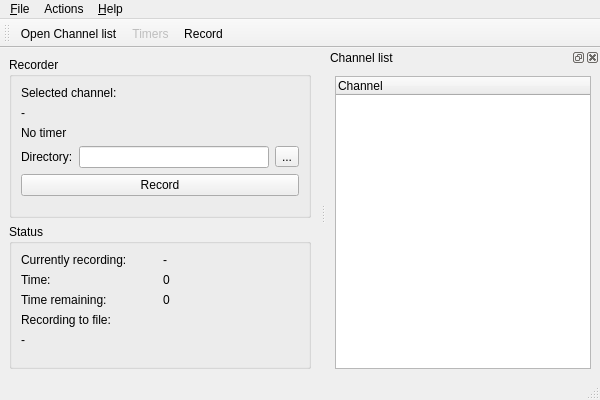
ntadej/tano, file ui/Recorder.ui: the form before one commit.
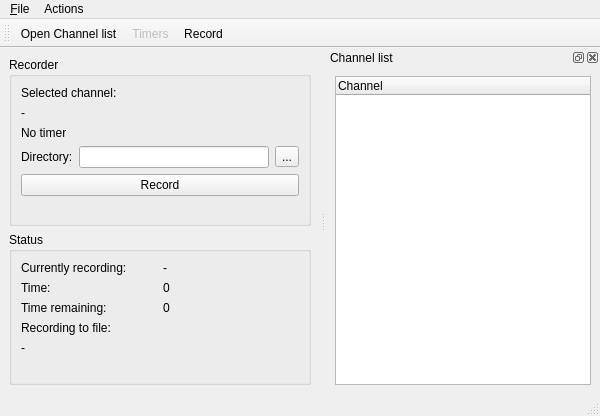
The form after the commit. Icons and pictures are not drawn.

Patch:
```diff
--- a/ui/Recorder.ui
+++ b/ui/Recorder.ui
@@ -7,7 +7,7 @@
     <x>0</x>
     <y>0</y>
     <width>600</width>
-    <height>400</height>
+    <height>416</height>
    </rect>
   </property>
   <property name="windowTitle">
@@ -198,7 +198,7 @@
      <x>0</x>
      <y>0</y>
      <width>600</width>
-     <height>21</height>
+     <height>25</height>
     </rect>
    </property>
    <widget class="QMenu" name="menuFile">
@@ -208,13 +208,6 @@
     <addaction name="actionOpen"/>
     <addaction name="actionClose"/>
    </widget>
-   <widget class="QMenu" name="menuAbout">
-    <property name="title">
-     <string>&amp;Help</string>
-    </property>
-    <addaction name="actionHelp"/>
-    <addaction name="actionAbout"/>
-   </widget>
    <widget class="QMenu" name="menuActions">
     <property name="title">
      <string>Actions</string>
@@ -224,7 +217,6 @@
    </widget>
    <addaction name="menuFile"/>
    <addaction name="menuActions"/>
-   <addaction name="menuAbout"/>
   </widget>
   <widget class="QStatusBar" name="statusbar"/>
   <widget class="QDockWidget" name="dockWidget">
```
Left out of the diff: 21 changed lines with no effect on the pictures.
